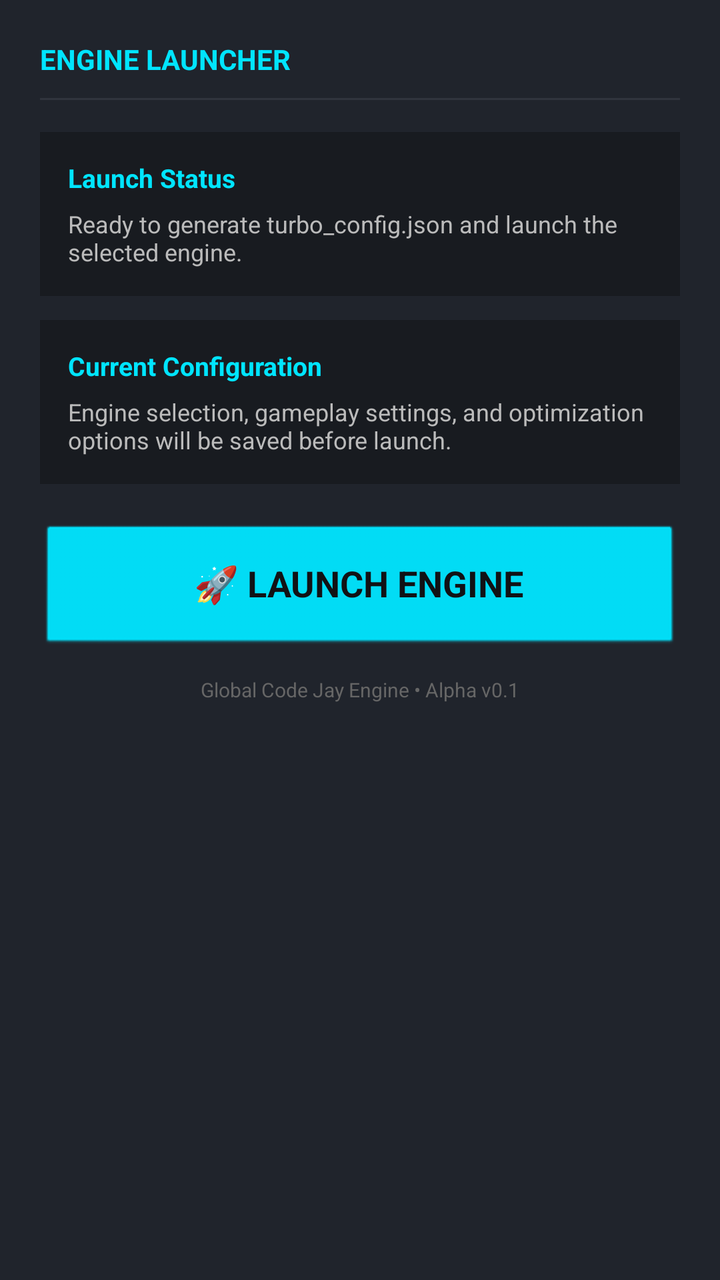
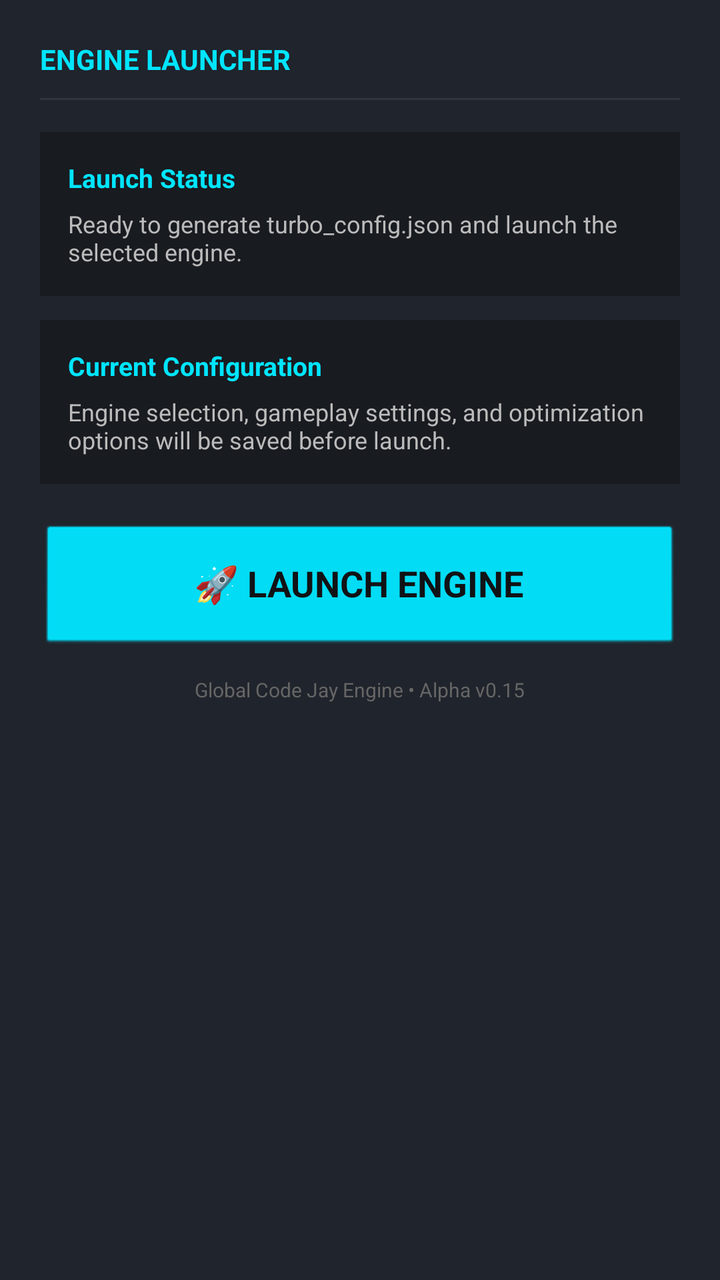

Before-and-after screenshots of an Android layout around one commit, followed by the original layout XML and the change that was made.
<!-- AndroidManifest.xml: application theme android:Theme.NoTitleBar.Fullscreen -->
<!-- res/layout/layout_launch.xml -->
<?xml version="1.0" encoding="utf-8"?>
<LinearLayout xmlns:android="http://schemas.android.com/apk/res/android"
    android:layout_width="match_parent"
    android:layout_height="wrap_content"
    android:orientation="vertical"
    android:background="#20242C"
    android:padding="20dp"
    android:layout_marginBottom="16dp">

    

    <TextView
        android:layout_width="wrap_content"
        android:layout_height="wrap_content"
        android:text="ENGINE LAUNCHER"
        android:textStyle="bold"
        android:textColor="#00E5FF"
        android:textSize="14sp"/>

    <View
        android:layout_width="match_parent"
        android:layout_height="1dp"
        android:background="#30343D"
        android:layout_marginTop="10dp"
        android:layout_marginBottom="16dp"/>

    

    <LinearLayout
        android:layout_width="match_parent"
        android:layout_height="wrap_content"
        android:orientation="vertical"
        android:background="#181B20"
        android:padding="14dp">

        <TextView
            android:layout_width="wrap_content"
            android:layout_height="wrap_content"
            android:text="Launch Status"
            android:textColor="#00E5FF"
            android:textStyle="bold"
            android:textSize="13sp"/>

        <TextView
            android:layout_width="wrap_content"
            android:layout_height="wrap_content"
            android:text="Ready to generate turbo_config.json and launch the selected engine."
            android:textColor="#BBBBBB"
            android:textSize="12sp"
            android:layout_marginTop="6dp"/>

    </LinearLayout>

    

    <LinearLayout
        android:layout_width="match_parent"
        android:layout_height="wrap_content"
        android:orientation="vertical"
        android:background="#181B20"
        android:padding="14dp"
        android:layout_marginTop="12dp">

        <TextView
            android:layout_width="wrap_content"
            android:layout_height="wrap_content"
            android:text="Current Configuration"
            android:textColor="#00E5FF"
            android:textStyle="bold"
            android:textSize="13sp"/>

        <TextView
            android:layout_width="wrap_content"
            android:layout_height="wrap_content"
            android:text="Engine selection, gameplay settings, and optimization options will be saved before launch."
            android:textColor="#BBBBBB"
            android:textSize="12sp"
            android:layout_marginTop="6dp"/>

    </LinearLayout>

    

    <Button
        android:id="@+id/btnLaunch"
        android:layout_width="match_parent"
        android:layout_height="64dp"
        android:layout_marginTop="20dp"
        android:text="🚀 LAUNCH ENGINE"
        android:textAllCaps="false"
        android:textSize="18sp"
        android:textStyle="bold"
        android:textColor="#111215"
        android:backgroundTint="#00E5FF"/>

    

    <TextView
        android:layout_width="wrap_content"
        android:layout_height="wrap_content"
        android:text="Global Code Jay Engine • Alpha v0.1"
        android:textColor="#666666"
        android:textSize="10sp"
        android:layout_gravity="center_horizontal"
        android:layout_marginTop="12dp"/>

</LinearLayout>
<!-- resources referenced by this layout -->
<resources>

</resources>

<!-- the commit's change to res/layout/layout_launch.xml (unified diff, before → after) -->
@@ -98,7 +98,7 @@
     <TextView
         android:layout_width="wrap_content"
         android:layout_height="wrap_content"
-        android:text="Global Code Jay Engine • Alpha v0.1"
+        android:text="Global Code Jay Engine • Alpha v0.15"
         android:textColor="#666666"
         android:textSize="10sp"
         android:layout_gravity="center_horizontal"
